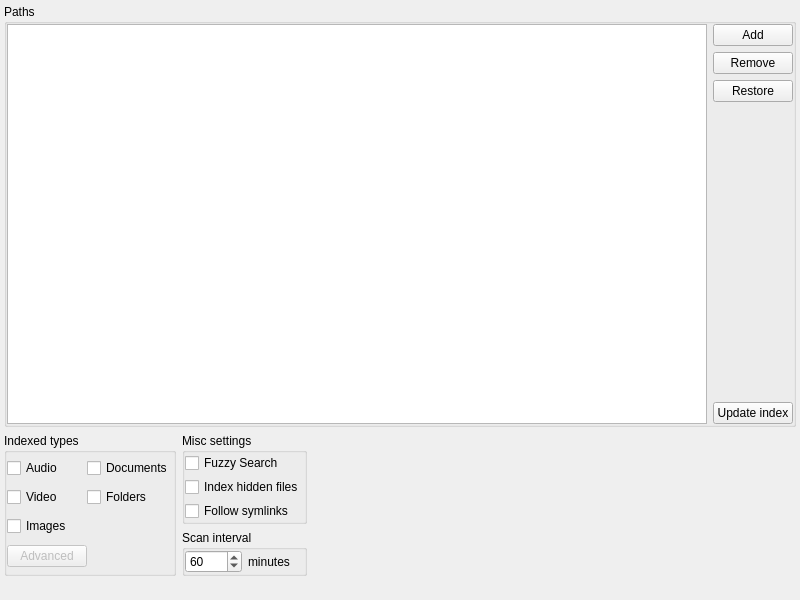
Above: src/plugins/files/configwidget.ui from albertlauncher/albert before the change. Below: the same form after it.
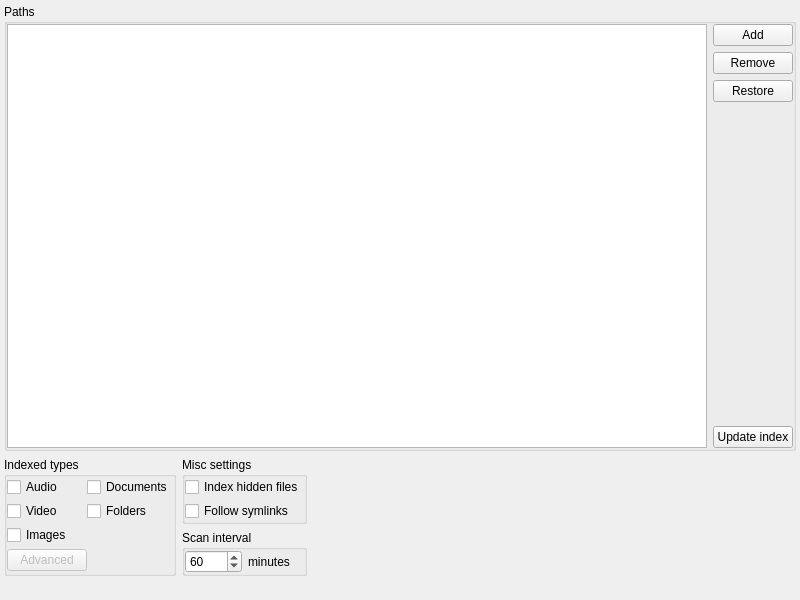
That is the form after the change.

Commit message:
Global offline search. See details:
* Use a global offline search to simplify extension development
* Give extension an id, name and description.
* Remove indexable interface. Make every item indexable.
* [Websearch] Fix initial empty searchengines
* [System] Add logout
* [System] Add an item
* Rename Albertitem
* Minor tasks cleanup etc

What changed in the file:
```diff
--- a/src/plugins/files/configwidget.ui
+++ b/src/plugins/files/configwidget.ui
@@ -225,13 +225,6 @@
           <property name="bottomMargin">
            <number>0</number>
           </property>
-          <item>
-           <widget class="QCheckBox" name="checkBox_fuzzy">
-            <property name="text">
-             <string>Fuzzy Search</string>
-            </property>
-           </widget>
-          </item>
           <item>
            <widget class="QCheckBox" name="checkBox_hidden">
             <property name="text">
```
The commit also changes 69 other files.
